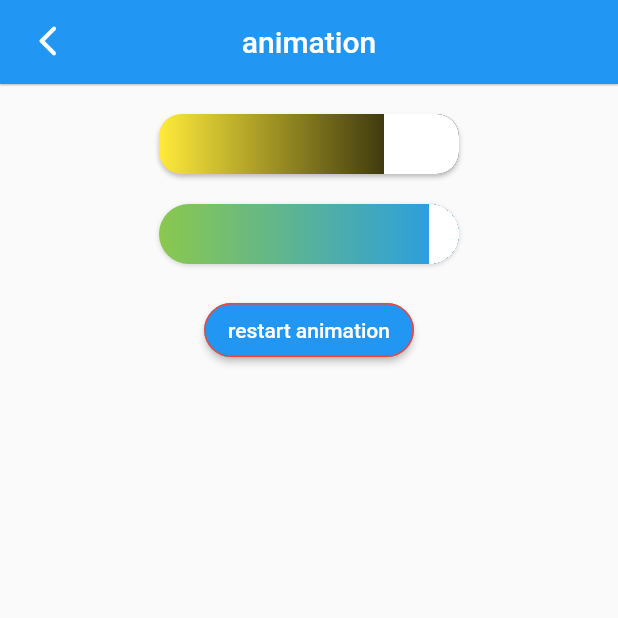
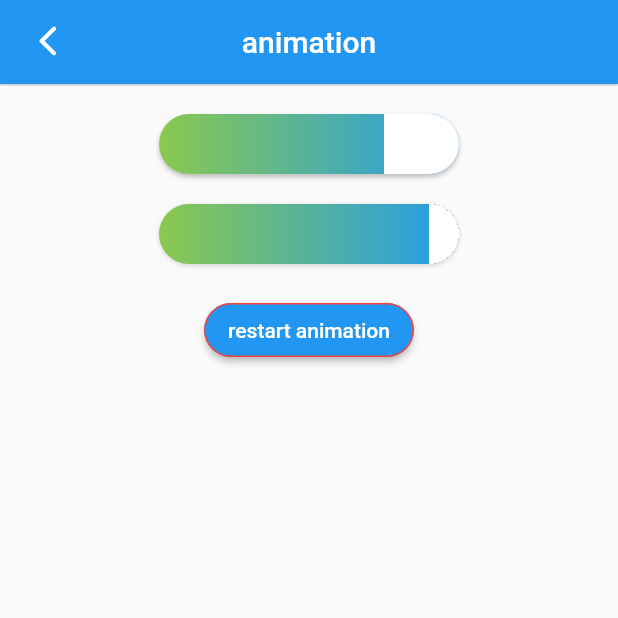
Before and after one commit to zishabei/flutter_repository, a Flutter app: the AnimationOneScreen screen opened directly, on a phone screen of 412 x 824 dp, the top half of it. Run offline on Flutter 3.47's test engine with Material 2 defaults, Android fonts, the light colour scheme and no system bars; our stand-ins replace camera, flutter_hooks, hooks_riverpod, video_player; missing offline and left inert: wechat_assets_picker.

Commit message:
small fix

```diff
--- a/lib/widget/animation/animation_one_screen.dart
+++ b/lib/widget/animation/animation_one_screen.dart
@@ -96,16 +96,16 @@ class SmartAnimation extends StatelessWidget {
                       gradient: const LinearGradient(
                         begin: FractionalOffset.centerLeft,
                         end: FractionalOffset.centerRight,
-                        colors: [Colors.yellow, Colors.black],
+                        colors: [Color(0xff8BC84E), Color(0xff229BEC)],
                       ),
                       color: Colors.red,
                       boxShadow: [
                         BoxShadow(
                             color: Colors.grey[400]!,
                             blurRadius: 2,
-                            offset: Offset(0, 2))
+                            offset: const Offset(0, 2))
                       ],
-                      borderRadius: BorderRadius.circular(15)),
+                      borderRadius: BorderRadius.circular(20)),
                 ),
                 Align(
                   alignment: Alignment.centerRight,
@@ -115,9 +115,9 @@ class SmartAnimation extends StatelessWidget {
                     decoration: BoxDecoration(
                         color: Colors.white,
                         borderRadius: anim == 0
-                            ? BorderRadius.circular(15)
+                            ? BorderRadius.circular(20)
                             : const BorderRadius.horizontal(
-                                right: Radius.circular(15))),
+                                right: Radius.circular(20))),
                   ),
                 ),
               ],
```
